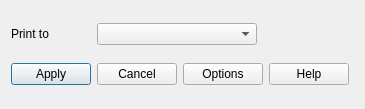
Above: gui/menu/file/file_settings.ui from plan-be/iode before the change. Below: the same form after it.
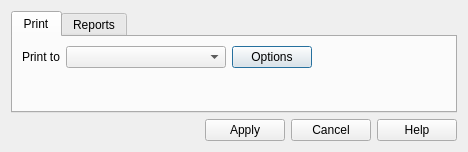
That is the form after the change.

Commit message:
GUI: - allow users to choose between running IODE reports from the project dir or from the parent dir      (MenuFileSettings)      - added a 'Reports' tab
fix #447

Diff of the .ui file:
```diff
--- a/gui/menu/file/file_settings.ui
+++ b/gui/menu/file/file_settings.ui
@@ -6,14 +6,27 @@
    <rect>
     <x>0</x>
     <y>0</y>
-    <width>365</width>
-    <height>109</height>
+    <width>468</width>
+    <height>152</height>
    </rect>
   </property>
   <property name="windowTitle">
    <string>PRINT SETUP</string>
   </property>
-  <layout class="QGridLayout" name="gridLayout">
+  <layout class="QGridLayout" name="gridLayout_2">
+   <item row="0" column="0" colspan="4">
+    <widget class="QTabWidget" name="tabWidget">
+     <property name="tabPosition">
+      <enum>QTabWidget::North</enum>
+     </property>
+     <property name="currentIndex">
+      <number>0</number>
+     </property>
+     <widget class="QWidget" name="tab_print">
+      <attribute name="title">
+       <string>Print</string>
+      </attribute>
+      <layout class="QGridLayout" name="gridLayout_3">
    <item row="0" column="0">
     <widget class="QLabel" name="label_print_dest">
      <property name="text">
@@ -21,7 +34,7 @@
      </property>
     </widget>
    </item>
-   <item row="0" column="1" colspan="2">
+       <item row="0" column="1">
     <widget class="QComboBox" name="comboBox_print_dest">
      <property name="sizePolicy">
       <sizepolicy hsizetype="Fixed" vsizetype="Fixed">
@@ -43,6 +56,34 @@
      </property>
     </widget>
    </item>
+       <item row="0" column="2">
+        <widget class="QPushButton" name="pushButton_options">
+         <property name="sizePolicy">
+          <sizepolicy hsizetype="Fixed" vsizetype="Fixed">
+           <horstretch>0</horstretch>
+           <verstretch>0</verstretch>
+          </sizepolicy>
+         </property>
+         <property name="minimumSize">
+          <size>
+           <width>80</width>
+           <height>0</height>
+          </size>
+         </property>
+         <property name="maximumSize">
+          <size>
+           <width>80</width>
+           <height>16777215</height>
+          </size>
+         </property>
+         <property name="text">
+          <string>Options</string>
+         </property>
+         <property name="shortcut">
+          <string>F8</string>
+         </property>
+        </widget>
+       </item>
    <item row="0" column="3">
     <spacer name="horizontalSpacer">
      <property name="orientation">
@@ -50,13 +91,99 @@
      </property>
      <property name="sizeHint" stdset="0">
       <size>
-       <width>86</width>
+           <width>125</width>
        <height>20</height>
       </size>
      </property>
     </spacer>
    </item>
    <item row="1" column="0">
+        <spacer name="verticalSpacer">
+         <property name="orientation">
+          <enum>Qt::Vertical</enum>
+         </property>
+         <property name="sizeHint" stdset="0">
+          <size>
+           <width>20</width>
+           <height>24</height>
+          </size>
+         </property>
+        </spacer>
+       </item>
+       <item row="1" column="1">
+        <spacer name="verticalSpacer_2">
+         <property name="orientation">
+          <enum>Qt::Vertical</enum>
+         </property>
+         <property name="sizeHint" stdset="0">
+          <size>
+           <width>20</width>
+           <height>24</height>
+          </size>
+         </property>
+        </spacer>
+       </item>
+       <item row="1" column="2">
+        <spacer name="verticalSpacer_3">
+         <property name="orientation">
+          <enum>Qt::Vertical</enum>
+         </property>
+         <property name="sizeHint" stdset="0">
+          <size>
+           <width>20</width>
+           <height>24</height>
+          </size>
+         </property>
+        </spacer>
+       </item>
+      </layout>
+     </widget>
+     <widget class="QWidget" name="tab_reports">
+      <attribute name="title">
+       <string>Reports</string>
+      </attribute>
+      <layout class="QGridLayout" name="gridLayout">
+       <item row="0" column="0">
+        <widget class="QRadioButton" name="radioButton_run_from_project_dir">
+         <property name="text">
+          <string>Run Reports From The Project Directory</string>
+         </property>
+         <property name="checked">
+          <bool>true</bool>
+         </property>
+         <attribute name="buttonGroup">
+          <string notr="true">buttonGroup_reports</string>
+         </attribute>
+        </widget>
+       </item>
+       <item row="1" column="0">
+        <widget class="QRadioButton" name="radioButton_run_from_parent_dir">
+         <property name="text">
+          <string>Run Reports From The Parent Directory</string>
+         </property>
+         <attribute name="buttonGroup">
+          <string notr="true">buttonGroup_reports</string>
+         </attribute>
+        </widget>
+       </item>
+      </layout>
+     </widget>
+    </widget>
+   </item>
+   <item row="1" column="0">
+    <spacer name="horizontalSpacer_2">
+     <property name="orientation">
+      <enum>Qt::Horizontal</enum>
+     </property>
+     <property name="sizeHint" stdset="0">
+      <size>
+       <width>189</width>
+       <height>20</height>
+      </size>
+     </property>
+    </spacer>
+   </item>
+   <item row="1" column="1">
     <widget class="QPushButton" name="pushButton_apply">
      <property name="sizePolicy">
       <sizepolicy hsizetype="Fixed" vsizetype="Fixed">
@@ -84,7 +211,7 @@
      </property>
     </widget>
    </item>
-   <item row="1" column="1">
+   <item row="1" column="2">
     <widget class="QPushButton" name="pushButton_cancel">
      <property name="sizePolicy">
       <sizepolicy hsizetype="Fixed" vsizetype="Fixed">
@@ -112,34 +239,6 @@
      </property>
     </widget>
    </item>
-   <item row="1" column="2">
-    <widget class="QPushButton" name="pushButton_options">
-     <property name="sizePolicy">
-      <sizepolicy hsizetype="Fixed" vsizetype="Fixed">
-       <horstretch>0</horstretch>
-       <verstretch>0</verstretch>
-      </sizepolicy>
-     </property>
-     <property name="minimumSize">
-      <size>
-       <width>80</width>
-       <height>0</height>
-      </size>
-     </property>
-     <property name="maximumSize">
-      <size>
-       <width>80</width>
-       <height>16777215</height>
-      </size>
-     </property>
-     <property name="text">
-      <string>Options</string>
-     </property>
-     <property name="shortcut">
-      <string>F8</string>
-     </property>
-    </widget>
-   </item>
    <item row="1" column="3">
     <widget class="QPushButton" name="pushButton_help">
      <property name="sizePolicy">
```
Left out of the diff: 3 changed lines with no effect on the pictures. Lines whose indentation alone changed are shown as unchanged. The commit also changes 7 other files.
